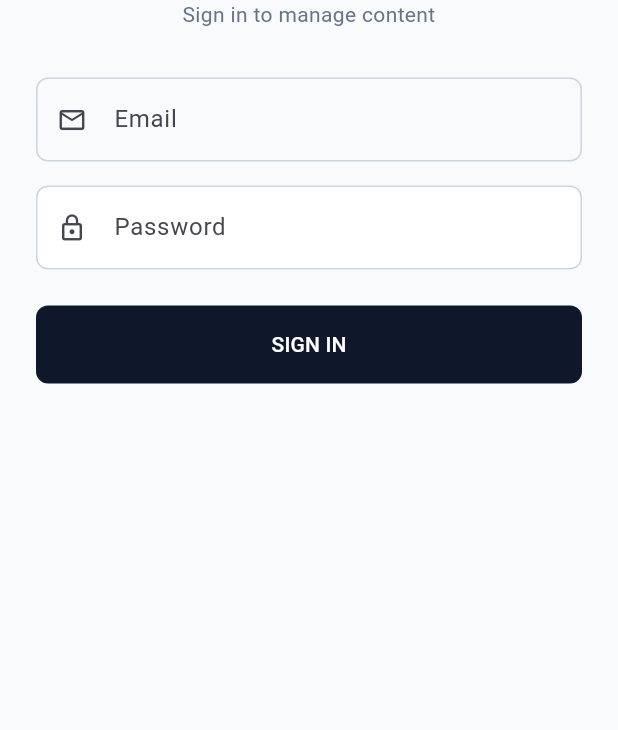
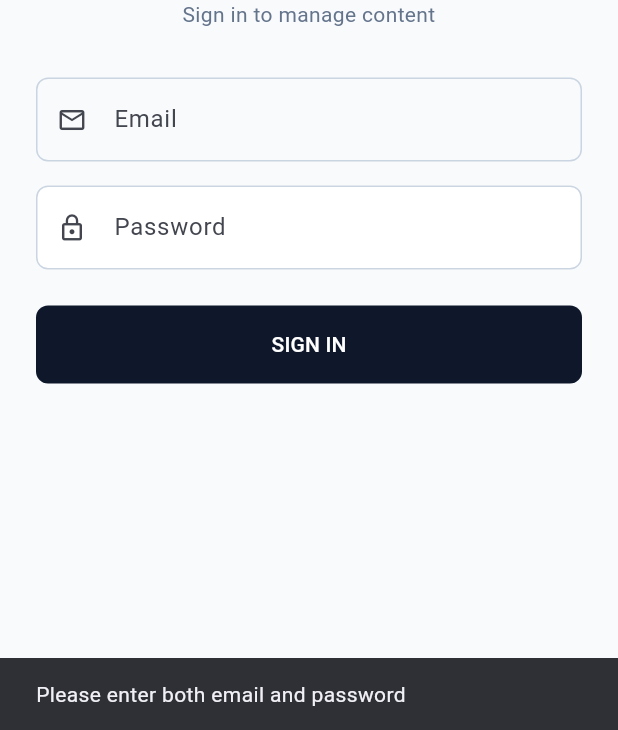
Before and after one commit to ofghub-tech/ofg-adminpannel, a Flutter app: the AdminScreen screen opened directly, after a tap on the "logout" icon, after a tap on "SIGN IN", on a phone screen of 412 x 824 dp, the part 506-1236 px from its top. Run offline on Flutter 3.47's test engine with Material 3 defaults, Android fonts, the phone set to English and light mode, and no system bars; our stand-ins replace appwrite, chewie, flutter_dotenv, video_player; missing offline and left inert: minio; network calls fail.

Commit message:
need to improvise the code

```diff
--- a/lib/constants.dart
+++ b/lib/constants.dart
@@ -1,16 +1,15 @@
 import 'package:flutter_dotenv/flutter_dotenv.dart';
 
 class AppConstants {
-  // --- APPWRITE CONFIG ---
-  static String get endpoint => dotenv.env['APPWRITE_ENDPOINT'] ?? '';
-  static String get projectId => dotenv.env['APPWRITE_PROJECT_ID'] ?? '';
-  static String get databaseId => dotenv.env['APPWRITE_DATABASE_ID'] ?? '';
-  static String get collectionId => dotenv.env['APPWRITE_COLLECTION_ID'] ?? 'videos';
+  // --- Appwrite Configuration ---
+  static String get appwriteEndpoint => dotenv.env['APPWRITE_ENDPOINT'] ?? 'https://cloud.appwrite.io/v1';
+  static String get appwriteProjectId => dotenv.env['APPWRITE_PROJECT_ID'] ?? '';
+  static String get appwriteDatabaseId => dotenv.env['APPWRITE_DATABASE_ID'] ?? '';
+  static String get appwriteCollectionId => dotenv.env['APPWRITE_COLLECTION_ID'] ?? '';
 
-  // --- CLOUDFLARE R2 CONFIG ---
-  static String get r2AccountId => dotenv.env['R2_ACCOUNT_ID'] ?? '';
+  // --- Cloudflare R2 Configuration ---
+  static String get r2EndpointUrl => dotenv.env['R2_ENDPOINT_URL'] ?? '';
+  static String get r2BucketName => dotenv.env['R2_BUCKET_NAME'] ?? '';
   static String get r2AccessKey => dotenv.env['R2_ACCESS_KEY'] ?? '';
   static String get r2SecretKey => dotenv.env['R2_SECRET_KEY'] ?? '';
-  static String get r2BucketName => dotenv.env['R2_BUCKET_ID'] ?? '';
-  static String get r2EndpointUrl => dotenv.env['R2_ENDPOINT_URL'] ?? '';
 }
--- a/lib/models/video_model.dart
+++ b/lib/models/video_model.dart
@@ -4,7 +4,8 @@ class VideoModel {
   String thumbnailUrl;
   String adminStatus;        // 'pending', 'Approved'
   String compressionStatus;  // 'waiting', 'queued', 'processing', 'done'
-  String sourceFileId;       // R2 Filename
+  String sourceFileId;       // R2 Filename (Raw)
+  String videoUrl;           // Direct Playable URL (New)
   String username;
   bool isSelected;
 
@@ -15,6 +16,7 @@ class VideoModel {
     required this.adminStatus,
     required this.compressionStatus,
     required this.sourceFileId,
+    required this.videoUrl,
     required this.username,
     this.isSelected = false,
   });
@@ -27,6 +29,8 @@ class VideoModel {
       adminStatus: json['adminStatus'] ?? 'pending',
       compressionStatus: json['compressionStatus'] ?? 'waiting',
       sourceFileId: json['sourceFileId'] ?? '',
+      // FIX: Check for 'videoUrl' first, then 'url_4k', otherwise empty
+      videoUrl: json['videoUrl'] ?? json['url_4k'] ?? '',
       username: json['username'] ?? 'Unknown',
     );
   }
--- a/lib/screens/admin_screen.dart
+++ b/lib/screens/admin_screen.dart
@@ -23,9 +23,7 @@ class _AdminScreenState extends State<AdminScreen> {
   bool _isLoading = true;
   String _searchQuery = "";
 
-  // ---------------------------------------------------------
-  // PLATFORM CHECK: Returns TRUE only if running on Desktop
-  // ---------------------------------------------------------
+  // PLATFORM CHECK
   bool get _isDesktop {
     if (kIsWeb) return false;
     return Platform.isWindows || Platform.isLinux || Platform.isMacOS;
@@ -49,13 +47,13 @@ class _AdminScreenState extends State<AdminScreen> {
     } else {
       _filteredVideos = _allVideos.where((v) {
         return v.title.toLowerCase().contains(_searchQuery) ||
-            v.username.toLowerCase().contains(_searchQuery);
+               v.username.toLowerCase().contains(_searchQuery);
       }).toList();
     }
   }
 
   Future<void> _loadData() async {
-    if (_allVideos.isEmpty) setState(() => _isLoading = true);
+    if(_allVideos.isEmpty) setState(() => _isLoading = true);
     List<VideoModel> data = await _dbService.getVideos();
     if (mounted) {
       setState(() {
@@ -68,43 +66,190 @@ class _AdminScreenState extends State<AdminScreen> {
 
   Future<void> _handleLogout() async {
     await _dbService.logout();
-    if (mounted) Navigator.pushReplacement(context, MaterialPageRoute(builder: (_) => LoginScreen()));
+    if (mounted) {
+      Navigator.pushReplacement(context, MaterialPageRoute(builder: (_) => LoginScreen()));
+    }
   }
 
   Future<void> _handlePlay(VideoModel video) async {
-    showDialog(context: context, barrierDismissible: false, builder: (c) => const Center(child: CircularProgressIndicator()));
-    String? secureUrl = await _r2Service.getPresignedUrl(video.sourceFileId);
+    showDialog(
+      context: context,
+      barrierDismissible: false,
+      builder: (c) => Center(child: CircularProgressIndicator())
+    );
+
+    String? playUrl;
+
+    // FIX: Check for Direct URL first (New Logic)
+    if (video.videoUrl.isNotEmpty) {
+      playUrl = video.videoUrl;
+      print("Playing via Direct URL: $playUrl");
+    }
+    // Fallback to R2 Presigned URL (Old Logic)
+    else if (video.sourceFileId.isNotEmpty) {
+      playUrl = await _r2Service.getPresignedUrl(video.sourceFileId);
+      print("Playing via R2 Generated URL: $playUrl");
+    }
+
     if (mounted) Navigator.pop(context);
-    if (secureUrl != null && mounted) {
-      Navigator.push(context, MaterialPageRoute(builder: (_) => PlayerScreen(videoUrl: secureUrl, title: video.title)));
+
+    if (playUrl != null && playUrl.isNotEmpty && mounted) {
+      Navigator.push(
+        context,
+        MaterialPageRoute(
+          builder: (_) => PlayerScreen(videoUrl: playUrl!, title: video.title)
+        )
+      );
+    } else if (mounted) {
+      _showSnack("No playable URL found", Colors.red);
     }
   }
 
+  @override
+  Widget build(BuildContext context) {
+    var pendingList = _filteredVideos.where((v) => v.adminStatus.toLowerCase() == 'pending').toList();
+    var reviewedList = _filteredVideos.where((v) => v.adminStatus.toLowerCase() == 'reviewed').toList();
+    var approvedList = _filteredVideos.where((v) => v.adminStatus.toLowerCase() == 'approved').toList();
+
+    int selectedCount = approvedList.where((v) => v.isSelected).length;
+
+    return DefaultTabController(
+      length: 3,
+      child: Scaffold(
+        appBar: AppBar(
+          title: Text("Connects Admin"),
+          actions: [
+            IconButton(icon: Icon(Icons.refresh), onPressed: _loadData),
+            IconButton(icon: Icon(Icons.logout), onPressed: _handleLogout),
+          ],
+          bottom: PreferredSize(
+            preferredSize: Size.fromHeight(110),
+            child: Container(
+              color: Colors.white,
+              child: Column(
+                children: [
+                  Padding(
+                    padding: const EdgeInsets.symmetric(horizontal: 16, vertical: 8),
+                    child: TextField(
+                      controller: _searchController,
+                      decoration: InputDecoration(
+                        hintText: "Search title or user...",
+                        prefixIcon: Icon(Icons.search, color: Colors.grey),
+                        filled: true,
+                        fillColor: Color(0xFFF1F5F9),
+                        border: OutlineInputBorder(borderRadius: BorderRadius.circular(8), borderSide: BorderSide.none),
+                        contentPadding: EdgeInsets.symmetric(horizontal: 16),
+                      ),
+                    ),
+                  ),
+                  TabBar(
+                    labelColor: Color(0xFF0F172A),
+                    unselectedLabelColor: Color(0xFF94A3B8),
+                    indicatorColor: Color(0xFF3B82F6),
+                    tabs: [
+                      Tab(text: "Inbox (${pendingList.length})"),
+                      Tab(text: "Review (${reviewedList.length})"),
+                      Tab(text: "Library (${approvedList.length})"),
+                    ],
+                  ),
+                ],
+              ),
+            ),
+          ),
+        ),
+        body: _isLoading
+            ? Center(child: CircularProgressIndicator())
+            : TabBarView(
+                children: [
+                  _buildList(pendingList, showActions: true),
+                  _buildList(reviewedList, showActions: true),
+                  _buildList(approvedList, showActions: false, isLibrary: true),
+                ],
+              ),
+
+        // Show Compress button ONLY if Desktop AND items selected
+        floatingActionButton: (_isDesktop && selectedCount > 0)
+          ? FloatingActionButton.extended(
+              backgroundColor: Color(0xFF0F172A),
+              icon: Icon(Icons.compress, color: Colors.white),
+              label: Text("Compress $selectedCount", style: TextStyle(color: Colors.white)),
+              onPressed: () => _triggerCompression(approvedList.where((v) => v.isSelected).toList()),
+            )
+          : null,
+      ),
+    );
+  }
+
+  Widget _buildList(List<VideoModel> list, {required bool showActions, bool isLibrary = false}) {
+    if (list.isEmpty) {
+      return Center(
+        child: Column(
+          mainAxisAlignment: MainAxisAlignment.center,
+          children: [
+            Icon(Icons.inbox_outlined, size: 64, color: Colors.grey[300]),
+            SizedBox(height: 16),
+            Text("No videos here", style: TextStyle(color: Colors.grey[500])),
+          ],
+        ),
+      );
+    }
+
+    return ListView.separated(
+      padding: EdgeInsets.all(16),
+      itemCount: list.length,
+      separatorBuilder: (ctx, i) => SizedBox(height: 12),
+      itemBuilder: (ctx, i) {
+        final video = list[i];
+
+        // Logic: Show Checkbox ONLY if Desktop + Library Tab + Waiting status
+        bool showCheckbox = _isDesktop && isLibrary;
+        bool canSelect = video.compressionStatus.toLowerCase() == 'waiting';
+
+        return VideoCard(
+          video: video,
+          showActions: showActions,
+          isSelectionMode: showCheckbox,
+          onSelectionChanged: canSelect
+              ? (val) => setState(() => video.isSelected = val!)
+              : null,
+          onApprove: () => _handleApprove(video),
+          onDelete: () => _handleDelete(video),
+          onPlay: () => _handlePlay(video),
+        );
+      },
+    );
+  }
+
+  // --- ACTIONS ---
+
   Future<void> _handleApprove(VideoModel video) async {
-    String current = video.adminStatus.toLowerCase();
-    String next = current == 'pending' ? 'reviewed' : 'Approved';
-    await _dbService.updateStatus(video.id, {'adminStatus': next});
+    String currentStatus = video.adminStatus.toLowerCase();
+    String nextStatus = (currentStatus == 'pending') ? 'reviewed' : 'Approved';
+
+    await _dbService.updateStatus(video.id, {'adminStatus': nextStatus});
+    _showSnack("Status updated to $nextStatus", Colors.black87);
     _loadData();
-    _showSnack("Status updated", Colors.black87);
   }
 
   Future<void> _handleDelete(VideoModel video) async {
-    bool confirm = await showDialog(
-        context: context,
-        builder: (c) => AlertDialog(
-              title: const Text("Delete Video"),
-              content: const Text("Are you sure?"),
-              actions: [
-                TextButton(onPressed: () => Navigator.pop(c, false), child: const Text("Cancel")),
-                TextButton(onPressed: () => Navigator.pop(c, true), child: const Text("Delete", style: TextStyle(color: Colors.red))),
-              ],
-            )) ?? false;
+    bool confirm = await showDialog(context: context, builder: (c) => AlertDialog(
+      title: Text("Delete Video?"),
+      content: Text("This will permanently remove the video."),
+      actions: [
+        TextButton(onPressed:()=>Navigator.pop(c,false),child:Text("Cancel")),
+        TextButton(onPressed:()=>Navigator.pop(c,true),child:Text("Delete", style: TextStyle(color:Colors.red))),
+      ],
+    )) ?? false;
 
     if (!confirm) return;
-    if (video.sourceFileId.isNotEmpty) await _r2Service.deleteFile(video.sourceFileId);
+
+    if (video.sourceFileId.isNotEmpty) {
+      await _r2Service.deleteFile(video.sourceFileId);
+    }
     await _dbService.deleteDocument(video.id);
+
+    _showSnack("Deleted '${video.title}'", Colors.black87);
     _loadData();
-    _showSnack("Video deleted", Colors.black87);
   }
 
   Future<void> _triggerCompression(List<VideoModel> videos) async {
@@ -116,115 +261,12 @@ class _AdminScreenState extends State<AdminScreen> {
   }
 
   void _showSnack(String msg, Color color) {
-    ScaffoldMessenger.of(context).showSnackBar(SnackBar(content: Text(msg), backgroundColor: color));
-  }
-
-  @override
-  Widget build(BuildContext context) {
-    var pending = _filteredVideos.where((v) => v.adminStatus.toLowerCase() == 'pending').toList();
-    var reviewed = _filteredVideos.where((v) => v.adminStatus.toLowerCase() == 'reviewed').toList();
-    var approved = _filteredVideos.where((v) => v.adminStatus.toLowerCase() == 'approved').toList();
-
-    int selectedCount = approved.where((v) => v.isSelected).length;
-
-    return DefaultTabController(
-      length: 3,
-      child: Scaffold(
-        appBar: AppBar(
-          title: const Text("Connects Admin"),
-          actions: [
-            IconButton(icon: const Icon(Icons.refresh), onPressed: _loadData),
-            IconButton(icon: const Icon(Icons.logout), onPressed: _handleLogout),
-          ],
-          bottom: PreferredSize(
-            preferredSize: const Size.fromHeight(110),
-            child: Container(
-              color: Colors.white,
-              child: Column(
-                children: [
-                  Padding(
-                    padding: const EdgeInsets.symmetric(horizontal: 16, vertical: 8),
-                    child: TextField(
-                      controller: _searchController,
-                      decoration: const InputDecoration(
-                        hintText: "Search...",
-                        prefixIcon: Icon(Icons.search),
-                        contentPadding: EdgeInsets.symmetric(horizontal: 16),
-                      ),
-                    ),
-                  ),
-                  TabBar(
-                    labelColor: const Color(0xFF0F172A),
-                    unselectedLabelColor: const Color(0xFF94A3B8),
-                    indicatorColor: const Color(0xFF3B82F6),
-                    tabs: [
-                      Tab(text: "Inbox (${pending.length})"),
-                      Tab(text: "Review (${reviewed.length})"),
-                      Tab(text: "Library (${approved.length})"),
-                    ],
-                  ),
-                ],
-              ),
-            ),
-          ),
-        ),
-        body: _isLoading
-            ? const Center(child: CircularProgressIndicator())
-            : TabBarView(
-                children: [
-                  _buildList(pending, isLibrary: false),
-                  _buildList(reviewed, isLibrary: false),
-                  // "Library" tab: Actions hidden, but if Desktop, Checkboxes shown
-                  _buildList(approved, isLibrary: true),
-                ],
-              ),
-        // FLOATING ACTION BUTTON: ONLY SHOW IF DESKTOP & ITEMS SELECTED
-        floatingActionButton: (_isDesktop && selectedCount > 0)
-            ? FloatingActionButton.extended(
-                backgroundColor: const Color(0xFF0F172A),
-                icon: const Icon(Icons.compress, color: Colors.white),
-                label: Text("Compress ($selectedCount)", style: const TextStyle(color: Colors.white)),
-                onPressed: () => _triggerCompression(approved.where((v) => v.isSelected).toList()),
-              )
-            : null,
-      ),
-    );
-  }
-
-  Widget _buildList(List<VideoModel> list, {required bool isLibrary}) {
-    if (list.isEmpty) {
-      return Center(
-        child: Column(
-          mainAxisAlignment: MainAxisAlignment.center,
-          children: [
-            Icon(Icons.inbox_outlined, size: 64, color: Colors.grey[300]),
-            Text("No videos here", style: TextStyle(color: Colors.grey[500])),
-          ],
-        ),
-      );
-    }
-
-    return ListView.separated(
-      padding: const EdgeInsets.all(16),
-      itemCount: list.length,
-      separatorBuilder: (ctx, i) => const SizedBox(height: 12),
-      itemBuilder: (ctx, i) {
-        final video = list[i];
-
-        // LOGIC: Enable selection ONLY if Desktop AND in Library AND compression is 'waiting'
-        bool showCheckbox = _isDesktop && isLibrary;
-        bool canSelect = video.compressionStatus.toLowerCase() == 'waiting';
-
-        return VideoCard(
-          video: video,
-          showActions: !isLibrary, // Show Approve/Reject only in Inbox/Review tabs
-          isSelectionMode: showCheckbox,
-          onSelectionChanged: canSelect ? (val) => setState(() => video.isSelected = val!) : null,
-          onApprove: () => _handleApprove(video),
-          onDelete: () => _handleDelete(video),
-          onPlay: () => _handlePlay(video),
-        );
-      },
-    );
+    if (!mounted) return;
+    ScaffoldMessenger.of(context).showSnackBar(SnackBar(
+      content: Text(msg),
+      backgroundColor: color,
+      behavior: SnackBarBehavior.floating,
+      shape: RoundedRectangleBorder(borderRadius: BorderRadius.circular(8)),
+    ));
   }
 }
--- a/lib/screens/login_screen.dart
+++ b/lib/screens/login_screen.dart
@@ -38,17 +38,40 @@ class _LoginScreenState extends State<LoginScreen> {
   void _handleLogin() async {
     final email = _emailController.text.trim();
     final password = _passController.text.trim();
-    if (email.isEmpty || password.isEmpty) return;
+
+    if (email.isEmpty || password.isEmpty) {
+      ScaffoldMessenger.of(context).showSnackBar(
+        const SnackBar(content: Text("Please enter both email and password"))
+      );
+      return;
+    }
 
     setState(() => _isLoading = true);
-    bool success = await _auth.login(email, password);
+
+    // Call the updated login method (returns String? error)
+    String? error = await _auth.login(email, password);
+
     setState(() => _isLoading = false);
 
-    if (success) {
-      Navigator.pushReplacement(context, MaterialPageRoute(builder: (_) => AdminScreen()));
+    if (error == null) {
+      // Success!
+      if (mounted) {
+        Navigator.pushReplacement(
+          context,
+          MaterialPageRoute(builder: (_) => AdminScreen())
+        );
+      }
     } else {
-      ScaffoldMessenger.of(context).showSnackBar(
-          const SnackBar(content: Text("Authentication Failed"), backgroundColor: Colors.red));
+      // Failure - Show the specific error (e.g., Rate Limit)
+      if (mounted) {
+        ScaffoldMessenger.of(context).showSnackBar(
+          SnackBar(
+            content: Text(error),
+            backgroundColor: error.contains("wait") ? Colors.orange[800] : Colors.red,
+            duration: const Duration(seconds: 5),
+          )
+        );
+      }
     }
   }
 
--- a/lib/services/appwrite_service.dart
+++ b/lib/services/appwrite_service.dart
@@ -1,65 +1,69 @@
 import 'package:appwrite/appwrite.dart';
 import 'package:appwrite/models.dart';
 import '../constants.dart';
-import '../models/video_model.dart';
+import '../models/video_model.dart'; // <--- FIX: Moved to top
 
 class AppwriteService {
-  Client client = Client();
+  late Client client;
+  late Account account;
   late Databases databases;
-  late Account account;
 
   AppwriteService() {
-    client
-        .setEndpoint(AppConstants.endpoint)
-        .setProject(AppConstants.projectId);
+    client = Client()
+        .setEndpoint(AppConstants.appwriteEndpoint)
+        .setProject(AppConstants.appwriteProjectId);
+
+    account = Account(client);
     databases = Databases(client);
-    account = Account(client);
   }
 
   // --- AUTH METHODS ---
 
-  // 1. Get Current User (The missing function!)
   Future<User?> getCurrentUser() async {
     try {
       return await account.get();
     } catch (e) {
-      return null; // No active session
+      return null;
     }
   }
 
-  // 2. Smart Login (Handles "Session already active" error)
-  Future<bool> login(String email, String password) async {
+  Future<String?> login(String email, String password) async {
     try {
-      // Attempt to create a session
-      await account.createEmailPasswordSession(email: email, password: password);
-      return true;
+      // 1. Check if a session already exists
+      try {
+        await account.getSession(sessionId: 'current');
+        return null; // Already logged in, consider success
+      } catch (_) {
+        // No active session, proceed to create one
+      }
+
+      // 2. Create new session
+      await account.createEmailPasswordSession(
+        email: email,
+        password: password
+      );
+      return null; // Success
+
     } on AppwriteException catch (e) {
-      // If session exists (Code 401), delete it and try again to verify password
-      if (e.code == 401 || (e.message != null && e.message!.contains('active'))) {
-        print("Session exists. Re-authenticating...");
-        try {
-          await account.deleteSession(sessionId: 'current');
-          await account.createEmailPasswordSession(email: email, password: password);
-          return true;
-        } catch (ex) {
-          print("Re-login failed: $ex");
-          return false;
-        }
+      // 3. Handle known Appwrite errors
+      if (e.code == 429) {
+        print("Rate Limit Hit: ${e.message}");
+        return "Too many login attempts. Please wait 15-60 minutes.";
+      } else if (e.code == 401) {
+        return "Invalid email or password.";
+      } else {
+        return "Login Error: ${e.message}";
       }
-      print("Login Failed: ${e.message}");
-      return false;
     } catch (e) {
-      print("Unknown Error: $e");
-      return false;
+      return "An unexpected error occurred: $e";
     }
   }
 
-  // 3. Logout
   Future<void> logout() async {
     try {
       await account.deleteSession(sessionId: 'current');
     } catch (e) {
-      // Ignore if already logged out
+      print("Logout error: $e");
     }
   }
 
@@ -68,31 +72,39 @@ class AppwriteService {
   Future<List<VideoModel>> getVideos() async {
     try {
       DocumentList result = await databases.listDocuments(
-        databaseId: AppConstants.databaseId,
-        collectionId: AppConstants.collectionId,
-        queries: [Query.orderDesc('\$createdAt')]
+        databaseId: AppConstants.appwriteDatabaseId,
+        collectionId: AppConstants.appwriteCollectionId,
       );
+
       return result.documents.map((doc) => VideoModel.fromJson(doc.data)).toList();
     } catch (e) {
-      print("Fetch Error: $e");
+      print("Error fetching videos: $e");
       return [];
     }
   }
 
-  Future<void> updateStatus(String docId, Map<String, dynamic> data) async {
-    await databases.updateDocument(
-      databaseId: AppConstants.databaseId,
-      collectionId: AppConstants.collectionId,
-      documentId: docId,
-      data: data,
-    );
+  Future<void> updateStatus(String documentId, Map<String, dynamic> data) async {
+    try {
+      await databases.updateDocument(
+        databaseId: AppConstants.appwriteDatabaseId,
+        collectionId: AppConstants.appwriteCollectionId,
+        documentId: documentId,
+        data: data,
+      );
+    } catch (e) {
+      print("Error updating status: $e");
+    }
   }
 
-  Future<void> deleteDocument(String docId) async {
-    await databases.deleteDocument(
-      databaseId: AppConstants.databaseId,
-      collectionId: AppConstants.collectionId,
-      documentId: docId,
-    );
+  Future<void> deleteDocument(String documentId) async {
+    try {
+      await databases.deleteDocument(
+        databaseId: AppConstants.appwriteDatabaseId,
+        collectionId: AppConstants.appwriteCollectionId,
+        documentId: documentId,
+      );
+    } catch (e) {
+      print("Error deleting document: $e");
+    }
   }
 }
```
Also changed, not shown: lib/main.dart (+12 -4 lines).
